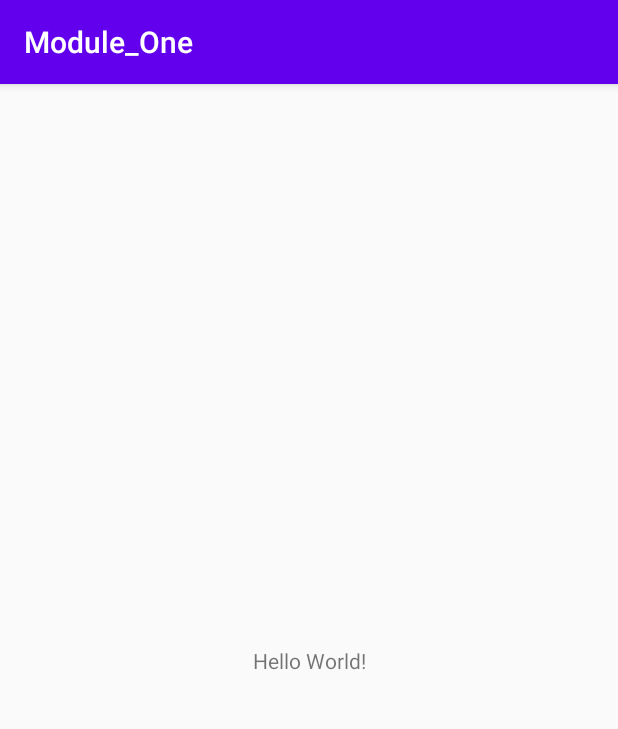
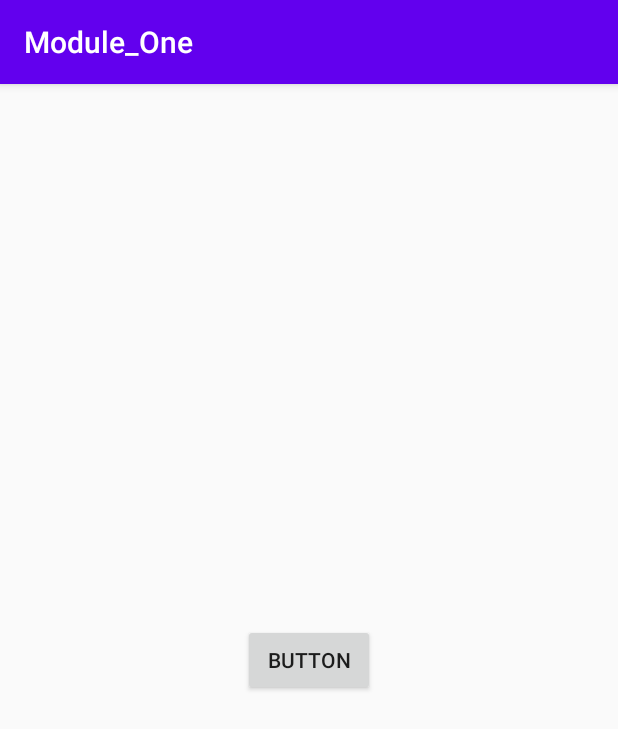
Before and after one commit to DungNguyen512/Module_One, an Android app: the screen it shows after launch (MainActivity), on a phone screen of 412 x 824 dp. Shown: the top 729 px of the screen. Run offline under Robolectric (Android 15) with nearby library versions, the phone set to English and light mode, and no system bars.

Commit message:
Lần thứ 2

```diff
--- a/app/src/main/AndroidManifest.xml
+++ b/app/src/main/AndroidManifest.xml
@@ -9,6 +9,8 @@
         android:roundIcon="@mipmap/ic_launcher_round"
         android:supportsRtl="true"
         android:theme="@style/AppTheme">
+        <activity android:name=".Main3Activity"></activity>
+        <activity android:name=".Main2Activity" />
         <activity android:name=".MainActivity">
             <intent-filter>
                 <action android:name="android.intent.action.MAIN" />
--- a/app/src/main/java/com/example/module_one/MainActivity.java
+++ b/app/src/main/java/com/example/module_one/MainActivity.java
@@ -1,14 +1,37 @@
 package com.example.module_one;
 
+import android.os.Bundle;
+import android.view.View;
+import android.widget.Button;
+import android.widget.TextView;
+
 import androidx.appcompat.app.AppCompatActivity;
+/* Bài 1: Giới thiệu về android Studio
+ * */
 
-import android.os.Bundle;
-
-public class MainActivity extends AppCompatActivity {
+public class MainActivity extends AppCompatActivity implements View.OnClickListener {
+    //Khai báo biến tương ứng với view trong file xml
+    Button button;
+    TextView textView;
+    MainActivity mainActivity = MainActivity.this;
 
     @Override
     protected void onCreate(Bundle savedInstanceState) {
         super.onCreate(savedInstanceState);
         setContentView(R.layout.activity_main);
+
+        //Ánh xạ biến với view tương ứng trong xml - mục đích là nối biến và view với nhau
+        button = findViewById(R.id.button);
+        textView = findViewById(R.id.textView);
+        //Thiết lập sự kiện OnClickListener cho view button trong MainActivity
+        //Phương thức setOnClickListener(đối tượng), do đó cần dùng "this" để chỉ Mainactivity là đối tượng
+        button.setOnClickListener(mainActivity);
+    }
+
+    @Override
+    public void onClick(View v) {
+        if (v.getId() == R.id.button) {
+            textView.setText("Hello everybody");
+        }
     }
 }
--- a/app/src/main/res/layout/activity_main.xml
+++ b/app/src/main/res/layout/activity_main.xml
@@ -6,13 +6,24 @@
     android:layout_height="match_parent"
     tools:context=".MainActivity">
 
-    <TextView
+    <Button
+        android:id="@+id/button"
         android:layout_width="wrap_content"
         android:layout_height="wrap_content"
-        android:text="Hello World!"
+        android:text="Button"
         app:layout_constraintBottom_toBottomOf="parent"
+        app:layout_constraintEnd_toEndOf="parent"
+        app:layout_constraintStart_toStartOf="parent"
+        app:layout_constraintTop_toTopOf="parent" />
+
+    <TextView
+        android:id="@+id/textView"
+        android:layout_width="wrap_content"
+        android:layout_height="wrap_content"
+        app:layout_constraintBottom_toTopOf="@+id/button"
         app:layout_constraintLeft_toLeftOf="parent"
         app:layout_constraintRight_toRightOf="parent"
-        app:layout_constraintTop_toTopOf="parent" />
+        app:layout_constraintTop_toTopOf="parent"
+        app:layout_constraintVertical_bias="0.327" />
 
 </androidx.constraintlayout.widget.ConstraintLayout>
```
Also changed, not shown: app/src/main/java/com/example/module_one/Main2Activity.java (added, +55 -0 lines), app/src/main/java/com/example/module_one/Main3Activity.java (added, +14 -0 lines), app/src/main/res/layout/activity_main2.xml (added, +9 -0 lines), app/src/main/res/layout/activity_main3.xml (added, +9 -0 lines).
